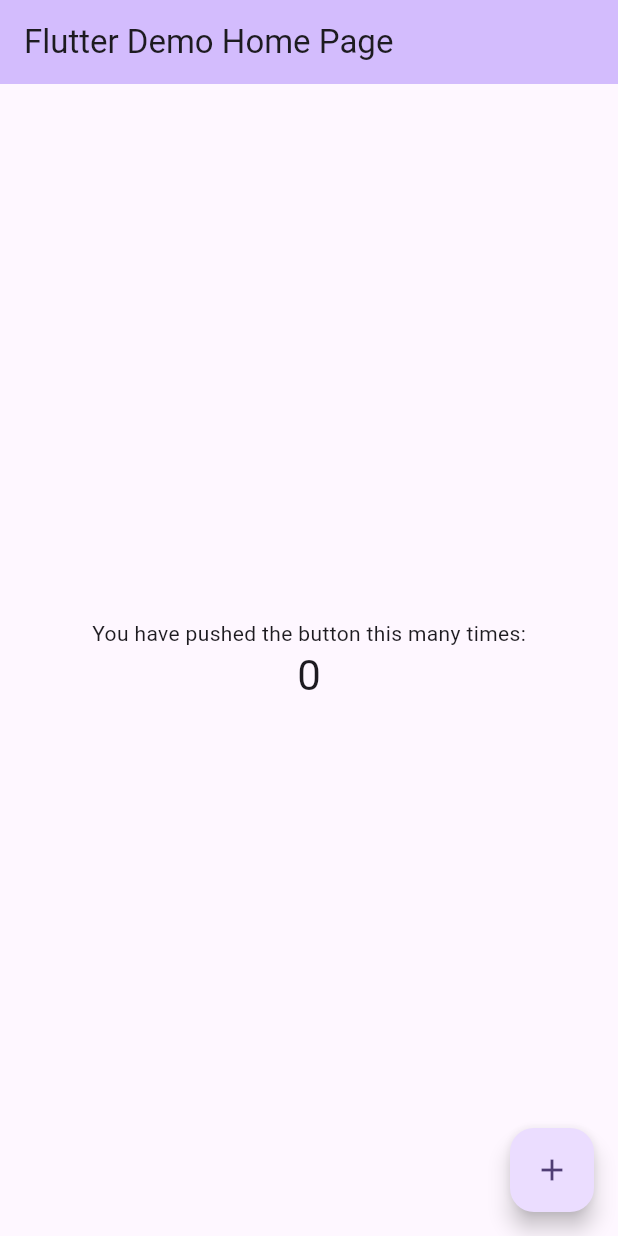
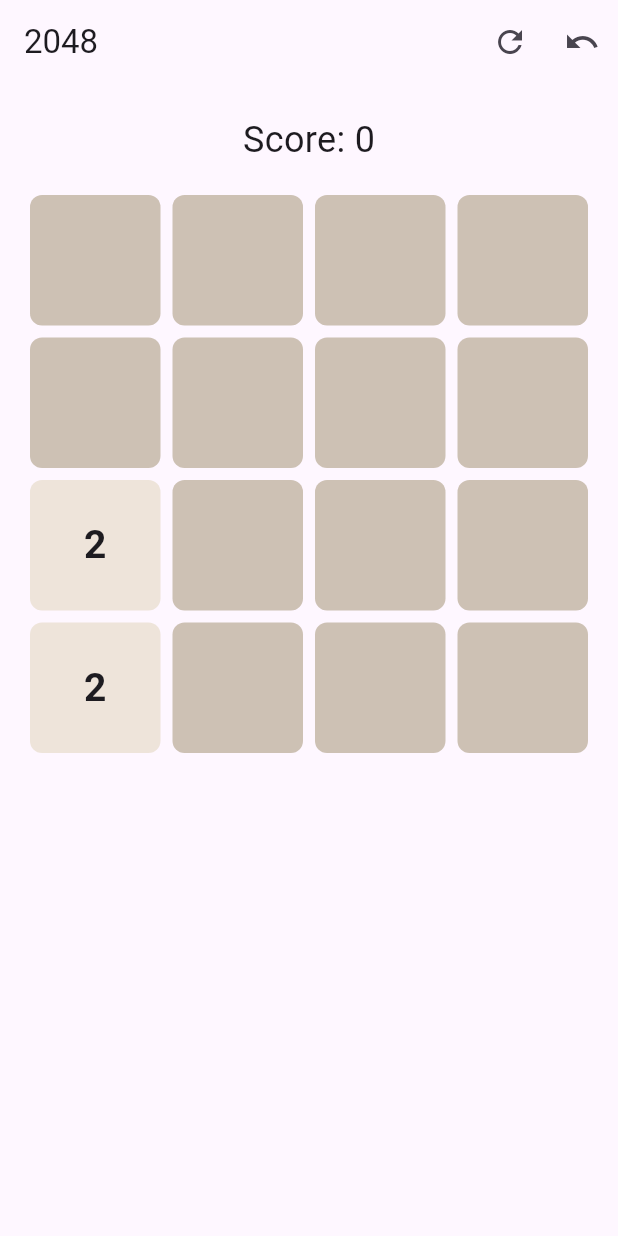
Before and after one commit to kiranmai456/flutter-2048-game, a Flutter app: the screen it shows after launch, on a phone screen of 412 x 824 dp. Run offline on Flutter 3.47's test engine with Material 3 defaults, Android fonts, the phone set to English and light mode, and no system bars.

Commit message:
Remove Unsed Files

```diff
--- a/lib/core/constants.dart
+++ b/lib/core/constants.dart
@@ -0,0 +1,3 @@
+class Constants {
+  static const int size = 4;
+}
--- a/lib/core/game_engine.dart
+++ b/lib/core/game_engine.dart
@@ -0,0 +1,154 @@
+import 'dart:math';
+import '../models/game_state.dart';
+import 'constants.dart';
+
+class GameEngine {
+  List<List<int>> grid;
+  int score;
+
+  final List<GameState> _history = [];
+  final Random _random = Random();
+
+  GameEngine()
+      : grid = List.generate(
+            Constants.size,
+            (_) => List.filled(Constants.size, 0)),
+        score = 0 {
+    _saveState();
+    addRandomTile();
+    addRandomTile();
+  }
+
+  void reset() {
+    grid = List.generate(
+        Constants.size,
+        (_) => List.filled(Constants.size, 0));
+    score = 0;
+    _history.clear();
+    _saveState();
+    addRandomTile();
+    addRandomTile();
+  }
+
+  void _saveState() {
+    _history.add(
+      GameState(
+        grid: grid.map((r) => List<int>.from(r)).toList(),
+        score: score,
+      ),
+    );
+  }
+
+  void undo() {
+    if (_history.length <= 1) return;
+
+    _history.removeLast();
+
+    final prev = _history.last;
+
+    grid = prev.grid.map((r) => List<int>.from(r)).toList();
+    score = prev.score;
+  }
+
+  List<int> _slide(List<int> row) {
+    final filtered = row.where((e) => e != 0).toList();
+
+    while (filtered.length < Constants.size) {
+      filtered.insert(0, 0);
+    }
+
+    return filtered;
+  }
+
+  List<int> _merge(List<int> row) {
+    for (int i = Constants.size - 1; i > 0; i--) {
+      if (row[i] != 0 && row[i] == row[i - 1]) {
+        row[i] *= 2;
+        score += row[i];
+        row[i - 1] = 0;
+      }
+    }
+    return row;
+  }
+
+  List<int> operateRow(List<int> row) {
+    row = _slide(row);
+    row = _merge(row);
+    return _slide(row);
+  }
+
+  void moveLeft() {
+    _saveState();
+    for (int i = 0; i < Constants.size; i++) {
+      grid[i] = operateRow(grid[i]);
+    }
+    addRandomTile();
+  }
+
+  void moveRight() {
+    _saveState();
+    for (int i = 0; i < Constants.size; i++) {
+      grid[i] =
+          operateRow(grid[i].reversed.toList()).reversed.toList();
+    }
+    addRandomTile();
+  }
+
+  void moveUp() {
+    _saveState();
+    _transpose();
+    moveLeft();
+    _transpose();
+  }
+
+  void moveDown() {
+    _saveState();
+    _transpose();
+    moveRight();
+    _transpose();
+  }
+
+  void _transpose() {
+    for (int i = 0; i < Constants.size; i++) {
+      for (int j = i; j < Constants.size; j++) {
+        final temp = grid[i][j];
+        grid[i][j] = grid[j][i];
+        grid[j][i] = temp;
+      }
+    }
+  }
+
+  void addRandomTile() {
+    final empty = <List<int>>[];
+
+    for (int i = 0; i < Constants.size; i++) {
+      for (int j = 0; j < Constants.size; j++) {
+        if (grid[i][j] == 0) {
+          empty.add([i, j]);
+        }
+      }
+    }
+
+    if (empty.isEmpty) return;
+
+    final pos = empty[_random.nextInt(empty.length)];
+    grid[pos[0]][pos[1]] =
+        _random.nextInt(10) == 0 ? 4 : 2;
+  }
+
+  bool isWin() {
+    return grid.expand((e) => e).contains(2048);
+  }
+
+  bool isGameOver() {
+    if (grid.expand((e) => e).contains(0)) return false;
+
+    for (int i = 0; i < Constants.size; i++) {
+      for (int j = 0; j < Constants.size; j++) {
+        if (i < 3 && grid[i][j] == grid[i + 1][j]) return false;
+        if (j < 3 && grid[i][j] == grid[i][j + 1]) return false;
+      }
+    }
+    return true;
+  }
+}
--- a/lib/main.dart
+++ b/lib/main.dart
@@ -1,4 +1,5 @@
 import 'package:flutter/material.dart';
+import 'screens/game_screen.dart';
 
 void main() {
   runApp(const MyApp());
@@ -7,116 +8,11 @@ void main() {
 class MyApp extends StatelessWidget {
   const MyApp({super.key});
 
-  // This widget is the root of your application.
   @override
   Widget build(BuildContext context) {
-    return MaterialApp(
-      title: 'Flutter Demo',
-      theme: ThemeData(
-        // This is the theme of your application.
-        //
-        // TRY THIS: Try running your application with "flutter run". You'll see
-        // the application has a purple toolbar. Then, without quitting the app,
-        // try changing the seedColor in the colorScheme below to Colors.green
-        // and then invoke "hot reload" (save your changes or press the "hot
-        // reload" button in a Flutter-supported IDE, or press "r" if you used
-        // the command line to start the app).
-        //
-        // Notice that the counter didn't reset back to zero; the application
-        // state is not lost during the reload. To reset the state, use hot
-        // restart instead.
-        //
-        // This works for code too, not just values: Most code changes can be
-        // tested with just a hot reload.
-        colorScheme: .fromSeed(seedColor: Colors.deepPurple),
-      ),
-      home: const MyHomePage(title: 'Flutter Demo Home Page'),
+    return const MaterialApp(
+      debugShowCheckedModeBanner: false,
+      home: GameScreen(),
     );
   }
 }
-
-class MyHomePage extends StatefulWidget {
-  const MyHomePage({super.key, required this.title});
-
-  // This widget is the home page of your application. It is stateful, meaning
-  // that it has a State object (defined below) that contains fields that affect
-  // how it looks.
-
-  // This class is the configuration for the state. It holds the values (in this
-  // case the title) provided by the parent (in this case the App widget) and
-  // used by the build method of the State. Fields in a Widget subclass are
-  // always marked "final".
-
-  final String title;
-
-  @override
-  State<MyHomePage> createState() => _MyHomePageState();
-}
-
-class _MyHomePageState extends State<MyHomePage> {
-  int _counter = 0;
-
-  void _incrementCounter() {
-    setState(() {
-      // This call to setState tells the Flutter framework that something has
-      // changed in this State, which causes it to rerun the build method below
-      // so that the display can reflect the updated values. If we changed
-      // _counter without calling setState(), then the build method would not be
-      // called again, and so nothing would appear to happen.
-      _counter++;
-    });
-  }
-
-  @override
-  Widget build(BuildContext context) {
-    // This method is rerun every time setState is called, for instance as done
-    // by the _incrementCounter method above.
-    //
-    // The Flutter framework has been optimized to make rerunning build methods
-    // fast, so that you can just rebuild anything that needs updating rather
-    // than having to individually change instances of widgets.
-    return Scaffold(
-      appBar: AppBar(
-        // TRY THIS: Try changing the color here to a specific color (to
-        // Colors.amber, perhaps?) and trigger a hot reload to see the AppBar
-        // change color while the other colors stay the same.
-        backgroundColor: Theme.of(context).colorScheme.inversePrimary,
-        // Here we take the value from the MyHomePage object that was created by
-        // the App.build method, and use it to set our appbar title.
-        title: Text(widget.title),
-      ),
-      body: Center(
-        // Center is a layout widget. It takes a single child and positions it
-        // in the middle of the parent.
-        child: Column(
-          // Column is also a layout widget. It takes a list of children and
-          // arranges them vertically. By default, it sizes itself to fit its
-          // children horizontally, and tries to be as tall as its parent.
-          //
-          // Column has various properties to control how it sizes itself and
-          // how it positions its children. Here we use mainAxisAlignment to
-          // center the children vertically; the main axis here is the vertical
-          // axis because Columns are vertical (the cross axis would be
-          // horizontal).
-          //
-          // TRY THIS: Invoke "debug painting" (choose the "Toggle Debug Paint"
-          // action in the IDE, or press "p" in the console), to see the
-          // wireframe for each widget.
-          mainAxisAlignment: .center,
-          children: [
-            const Text('You have pushed the button this many times:'),
-            Text(
-              '$_counter',
-              style: Theme.of(context).textTheme.headlineMedium,
-            ),
-          ],
-        ),
-      ),
-      floatingActionButton: FloatingActionButton(
-        onPressed: _incrementCounter,
-        tooltip: 'Increment',
-        child: const Icon(Icons.add),
-      ),
-    );
-  }
-}
--- a/lib/models/game_state.dart
+++ b/lib/models/game_state.dart
@@ -0,0 +1,9 @@
+class GameState {
+  final List<List<int>> grid;
+  final int score;
+
+  const GameState({
+    required this.grid,
+    required this.score,
+  });
+}
--- a/lib/screens/game_screen.dart
+++ b/lib/screens/game_screen.dart
@@ -0,0 +1,106 @@
+import 'package:flutter/material.dart';
+import '../core/game_engine.dart';
+import '../widgets/tile_widget.dart';
+
+class GameScreen extends StatefulWidget {
+  const GameScreen({super.key});
+
+  @override
+  State<GameScreen> createState() => _GameScreenState();
+}
+
+class _GameScreenState extends State<GameScreen> {
+  final game = GameEngine();
+
+  void update(void Function() fn) {
+    setState(fn);
+  }
+
+  void swipe(int dir) {
+    if (game.isGameOver() || game.isWin()) return;
+
+    switch (dir) {
+      case 0:
+        update(game.moveUp);
+        break;
+      case 1:
+        update(game.moveDown);
+        break;
+      case 2:
+        update(game.moveLeft);
+        break;
+      case 3:
+        update(game.moveRight);
+        break;
+    }
+  }
+
+  @override
+  Widget build(BuildContext context) {
+    return Scaffold(
+      appBar: AppBar(
+        title: const Text("2048"),
+        actions: [
+          IconButton(
+            icon: const Icon(Icons.refresh),
+            onPressed: () {
+              setState(() => game.reset());
+            },
+          ),
+          IconButton(
+            icon: const Icon(Icons.undo),
+            onPressed: () {
+              setState(() => game.undo());
+            },
+          ),
+        ],
+      ),
+      body: GestureDetector(
+        onVerticalDragEnd: (d) {
+          if (d.primaryVelocity! < 0) swipe(0);
+          if (d.primaryVelocity! > 0) swipe(1);
+        },
+        onHorizontalDragEnd: (d) {
+          if (d.primaryVelocity! < 0) swipe(3);
+          if (d.primaryVelocity! > 0) swipe(2);
+        },
+        child: Column(
+          children: [
+            const SizedBox(height: 20),
+
+            Text(
+              "Score: ${game.score}",
+              style: const TextStyle(fontSize: 24),
+            ),
+
+            Expanded(
+              child: GridView.builder(
+                padding: const EdgeInsets.all(16),
+                itemCount: 16,
+                gridDelegate:
+                    const SliverGridDelegateWithFixedCrossAxisCount(
+                        crossAxisCount: 4),
+                itemBuilder: (_, i) {
+                  final x = i ~/ 4;
+                  final y = i % 4;
+
+                  return TileWidget(value: game.grid[x][y]);
+                },
+              ),
+            ),
+
+            if (game.isWin())
+              const Text("YOU WIN 🎉",
+                  style: TextStyle(fontSize: 24)),
+
+            if (game.isGameOver())
+              const Text("GAME OVER 💀",
+                  style: TextStyle(fontSize: 24)),
+
+            const SizedBox(height: 20),
+          ],
+        ),
+      ),
+    );
+  }
+}
--- a/lib/services/storage_service.dart
+++ b/lib/services/storage_service.dart
@@ -0,0 +1,15 @@
+
+// ignore: depend_on_referenced_packages
+class ScoreStorage {
+  int _bestScore = 0;
+
+  Future<int> getBestScore() async {
+    return _bestScore;
+  }
+
+  Future<void> saveBestScore(int score) async {
+    if (score > _bestScore) {
+      _bestScore = score;
+    }
+  }
+}
--- a/lib/widgets/tile_widget.dart
+++ b/lib/widgets/tile_widget.dart
@@ -0,0 +1,59 @@
+import 'package:flutter/material.dart';
+
+class TileWidget extends StatelessWidget {
+  final int value;
+
+  const TileWidget({
+    super.key,
+    required this.value,
+  });
+
+  Color _color() {
+    switch (value) {
+      case 2:
+      case 4:
+        return const Color(0xFFEEE4DA);
+      case 8:
+        return const Color(0xFFF2B179);
+      case 16:
+        return const Color(0xFFF59563);
+      case 32:
+        return const Color(0xFFF67C5F);
+      case 64:
+        return const Color(0xFFF65E3B);
+      case 128:
+        return const Color(0xFFEDCF72);
+      case 256:
+        return const Color(0xFFEDCC61);
+      case 512:
+        return const Color(0xFFEDC850);
+      case 1024:
+        return const Color(0xFFEDC53F);
+      case 2048:
+        return const Color(0xFFEDC22E);
+      default:
+        return const Color(0xFFCDC1B4);
+    }
+  }
+
+  @override
+  Widget build(BuildContext context) {
+    return AnimatedContainer(
+      duration: const Duration(milliseconds: 120),
+      margin: const EdgeInsets.all(4),
+      decoration: BoxDecoration(
+        color: _color(),
+        borderRadius: BorderRadius.circular(8),
+      ),
+      child: Center(
+        child: Text(
+          value == 0 ? '' : '$value',
+          style: TextStyle(
+            fontSize: value > 100 ? 18 : 26,
+            fontWeight: FontWeight.bold,
+          ),
+        ),
+      ),
+    );
+  }
+}
```
Also changed, not shown: lib/core/mycolor.dart (+20 -0 lines), lib/models/point.dart (+13 -0 lines), lib/utils/helpers.dart (+19 -0 lines), lib/widgets/score_header.dart (+54 -0 lines), pubspec.yaml (+4 -70 lines), pubspec.lock, 78 other files.
